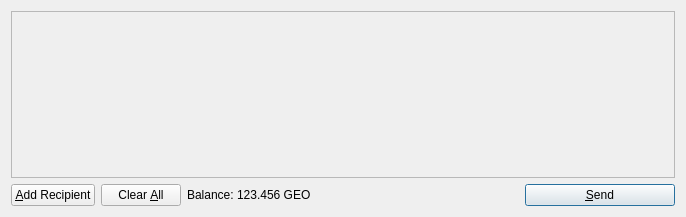
Qt form src/qt/forms/sendcoinsdialog.ui (Purpletofucrate/CouchCushion) before a commit.
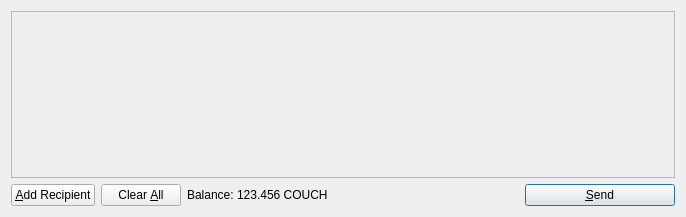
The same form after that commit. Icons and pictures are not drawn.

Patch:
```diff
--- a/src/qt/forms/sendcoinsdialog.ui
+++ b/src/qt/forms/sendcoinsdialog.ui
@@ -119,7 +119,7 @@
           <cursorShape>IBeamCursor</cursorShape>
          </property>
          <property name="text">
-          <string>123.456 GEO</string>
+          <string>123.456 COUCH</string>
          </property>
          <property name="textInteractionFlags">
           <set>Qt::LinksAccessibleByMouse|Qt::TextSelectableByKeyboard|Qt::TextSelectableByMouse</set>
```
